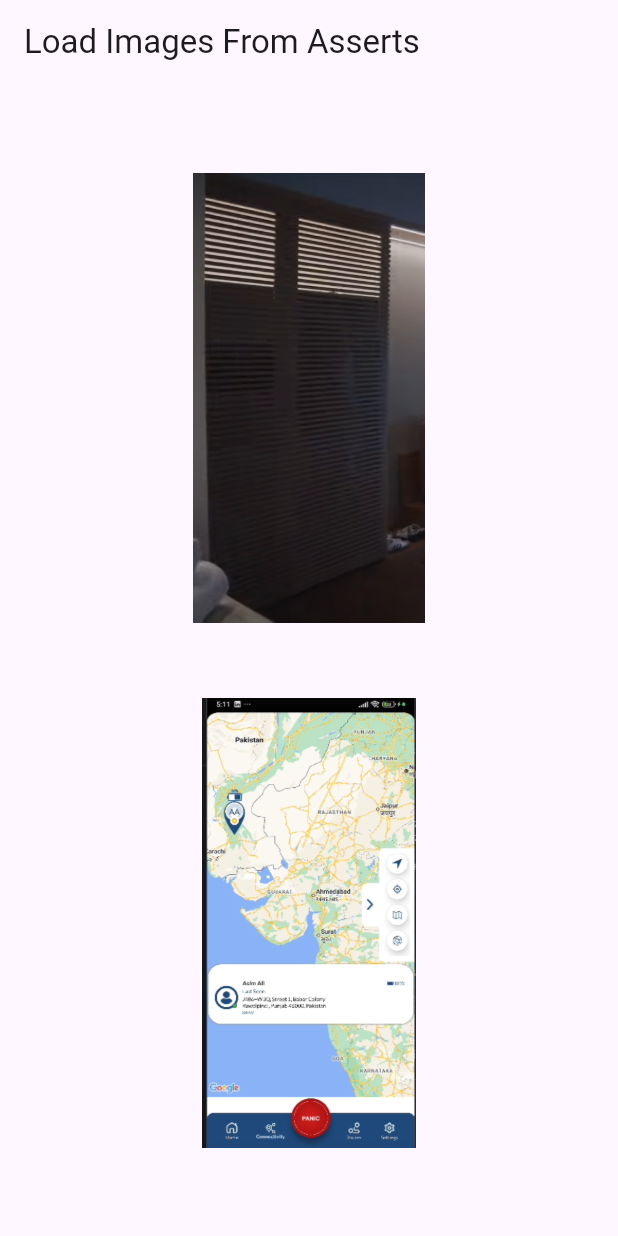
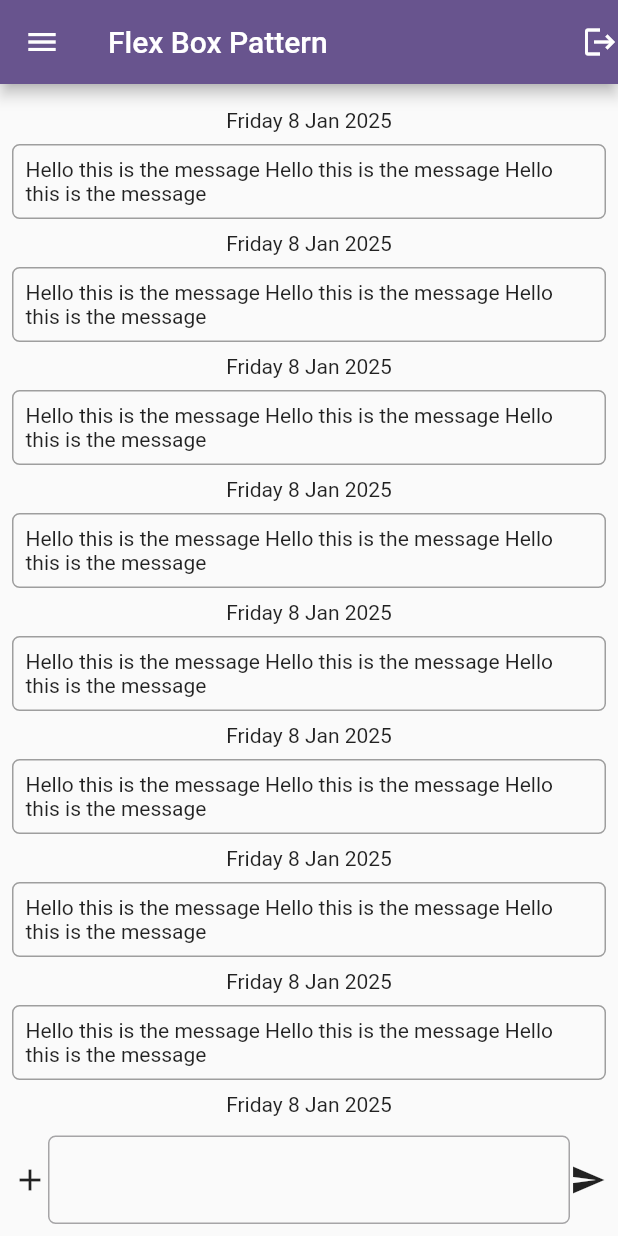
Before and after one commit to shamsshykh/learnflutter, a Flutter app: the screen it shows after launch, on a phone screen of 412 x 824 dp. Run offline on Flutter 3.47's test engine with Material 3 defaults, Android fonts, the phone set to English and light mode, and no system bars; our stand-ins replace fluttertoast, permission_handler.

Commit message:
flexing with messages view

```diff
--- a/lib/main.dart
+++ b/lib/main.dart
@@ -1,4 +1,5 @@
 import 'package:flutter/material.dart';
+import 'package:learnflutter/screen/FlexBoxPattern.dart';
 import 'package:learnflutter/screen/HomeScreen.dart';
 import 'package:learnflutter/screen/ImagesScreen.dart';
 
@@ -16,11 +17,13 @@ class MyApp extends StatelessWidget {
       debugShowCheckedModeBanner: false,
       title: 'Learn Flutter',
       theme: ThemeData(
+        useMaterial3: false,
         colorScheme: ColorScheme.fromSeed(seedColor: Colors.deepPurple),
       ),
-      // home: const UserPermission(),
-      // home: const HomeScreen(),
-      home: const ImagesScreen(),
+      //  home: const UserPermission(),
+      //  home: const HomeScreen(),
+      // home: const ImagesScreen(),
+      home: FlexBoxPattern(),
     );
   }
 }
--- /dev/null
+++ b/lib/screen/FlexBoxPattern.dart
@@ -0,0 +1,110 @@
+import 'package:flutter/material.dart';
+
+class FlexBoxPattern extends StatelessWidget {
+  const FlexBoxPattern({super.key});
+
+  @override
+  Widget build(BuildContext context) {
+    return Scaffold(
+      drawer: Drawer(),
+      appBar: AppBar(
+        title: Text("Flex Box Pattern"),
+        actions: [Icon(Icons.logout)],
+      ),
+      body: Column(
+        children: [Expanded(child: ScrollView()), MessageTypingView()],
+      ),
+    );
+  }
+}
+
+class ScrollView extends StatelessWidget {
+  const ScrollView({super.key});
+
+  @override
+  Widget build(BuildContext context) {
+    return const SingleChildScrollView(
+      child: Padding(
+        padding: EdgeInsets.all(8.0),
+        child: Column(
+          crossAxisAlignment: CrossAxisAlignment.stretch,
+          children: [
+            MessageItem(),
+            MessageItem(),
+            MessageItem(),
+            MessageItem(),
+            MessageItem(),
+            MessageItem(),
+            MessageItem(),
+            MessageItem(),
+            MessageItem(),
+            MessageItem(),
+            MessageItem(),
+            MessageItem(),
+            MessageItem(),
+            MessageItem(),
+            MessageItem(),
+            MessageItem(),
+            MessageItem(),
+            MessageItem(),
+          ],
+        ),
+      ),
+    );
+  }
+}
+
+class MessageItem extends StatelessWidget {
+  const MessageItem({super.key});
+
+  @override
+  Widget build(BuildContext context) {
+    return Container(
+      child: Column(
+        crossAxisAlignment: CrossAxisAlignment.stretch,
+        children: [
+          Padding(
+            padding: const EdgeInsets.all(8.0),
+            child: Text("Friday 8 Jan 2025", textAlign: TextAlign.center),
+          ),
+          Container(
+            decoration: BoxDecoration(
+              border: Border.all(width: 1, color: Colors.grey),
+              borderRadius: BorderRadius.circular(5),
+            ),
+            child: Padding(
+              padding: const EdgeInsets.all(8.0),
+              child: Text(
+                "Hello this is the message Hello this is the message Hello this is the message",
+              ),
+            ),
+          ),
+        ],
+      ),
+    );
+  }
+}
+
+class MessageTypingView extends StatelessWidget {
+  const MessageTypingView({super.key});
+
+  @override
+  Widget build(BuildContext context) {
+    return Padding(
+      padding: const EdgeInsets.all(8.0),
+      child: Row(
+        children: [
+          Icon(Icons.add),
+          Expanded(
+            child: TextField(
+              decoration: InputDecoration(
+                border: OutlineInputBorder(borderRadius: BorderRadius.circular(5)),
+              ),
+            ),
+          ),
+          Icon(Icons.send),
+        ],
+      ),
+    );
+  }
+}
```
